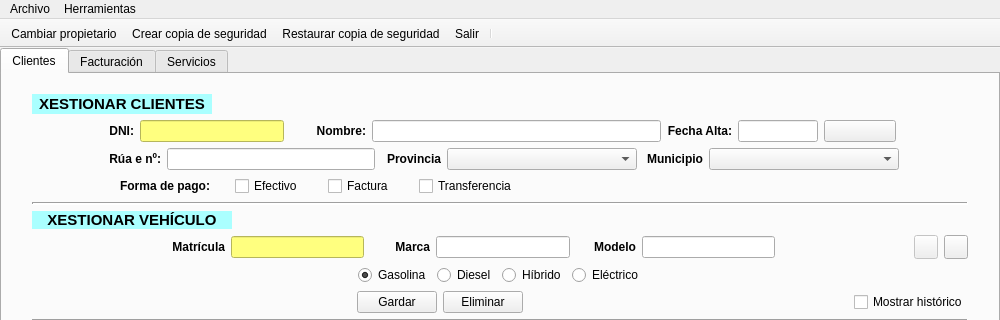
The window that ui/ventMain.ui (arielcostas/dam-di-costasguerrero) describes before a commit, drawn with Qt 5; both pictures show x 0 to 1000 and y 0 to 320 of the 1000 by 750 pixel window.
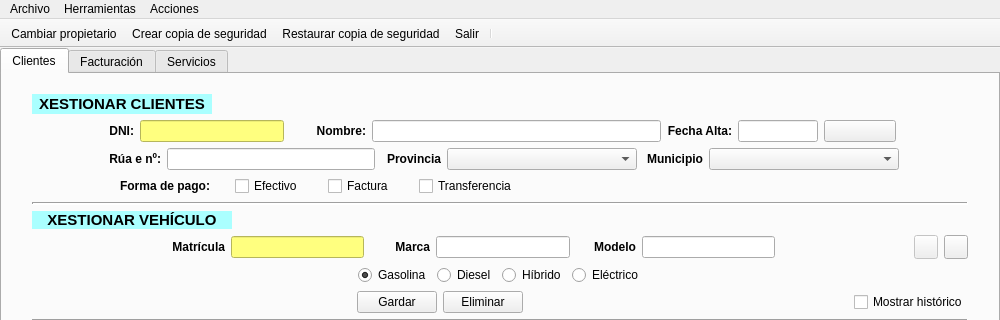
The same window after the commit. Icons and pictures are not drawn.

What changed in the file:
```diff
--- a/ui/ventMain.ui
+++ b/ui/ventMain.ui
@@ -1013,8 +1013,16 @@
     <addaction name="actionExportarExcel"/>
     <addaction name="actionImportarExcel"/>
    </widget>
+   <widget class="QMenu" name="menuAcciones">
+    <property name="title">
+     <string>Acciones</string>
+    </property>
+    <addaction name="actionCambiarPropietario"/>
+    <addaction name="actionBajaCliente"/>
+   </widget>
    <addaction name="menuArchivo"/>
    <addaction name="menuHerramientas"/>
+   <addaction name="menuAcciones"/>
   </widget>
   <widget class="QStatusBar" name="statusbar"/>
   <widget class="QToolBar" name="toolbar">
```
Left out of the diff: 9 changed lines with no effect on the pictures.
